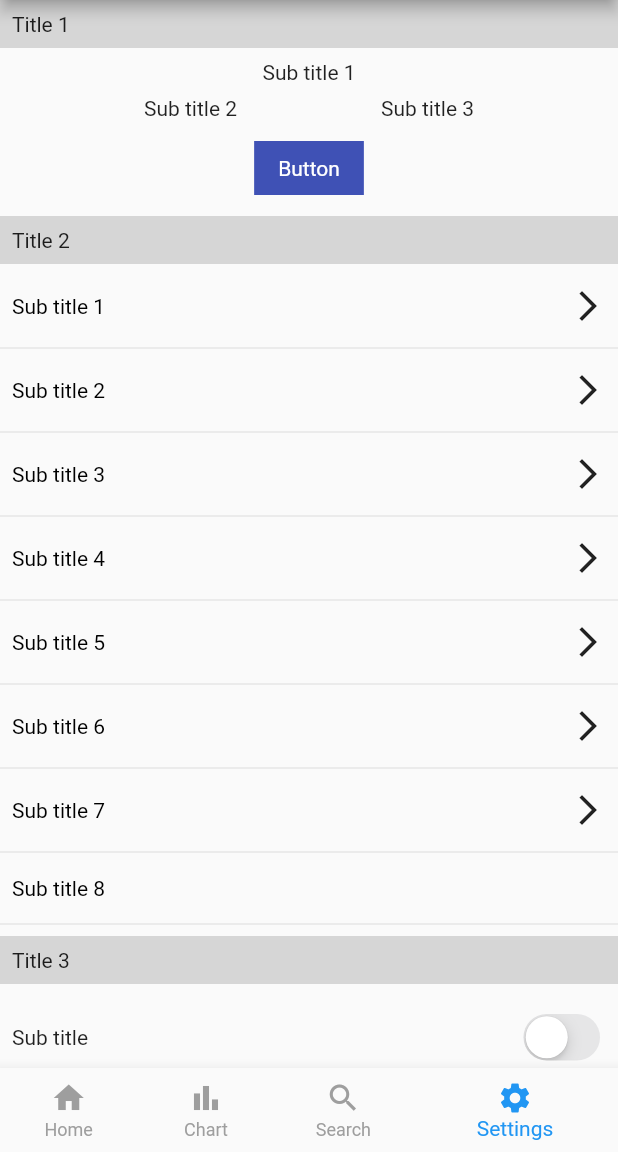
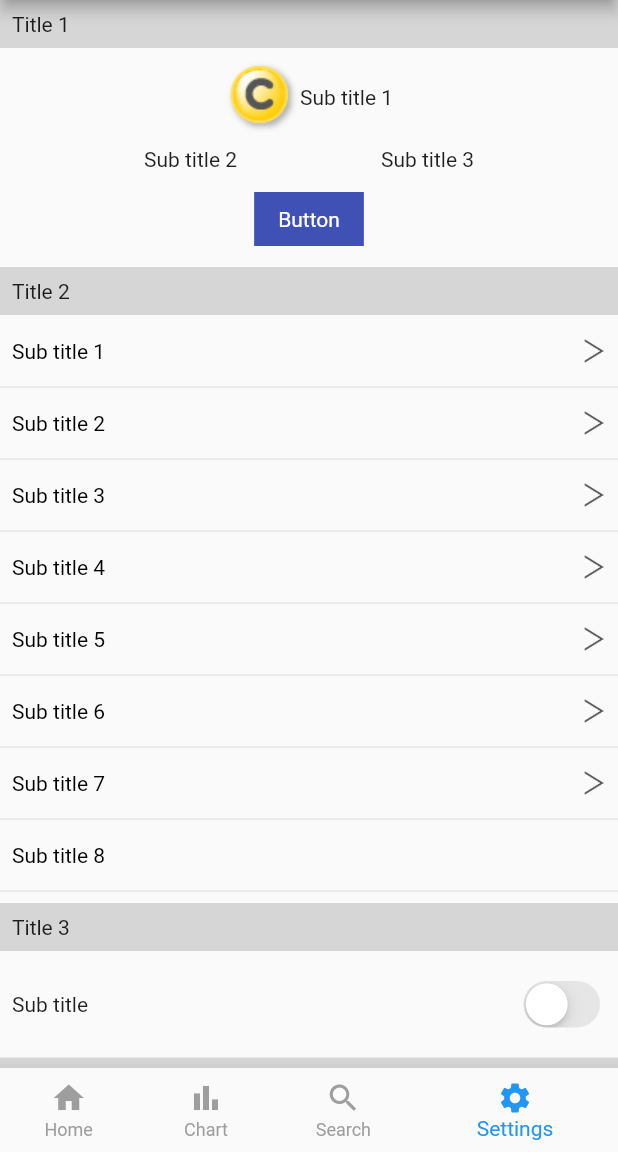
Before and after one commit to mikhoaitay23/tanzak_clone, a Flutter app: the screen it shows after launch, item 4 of the bottom bar chosen, on a phone screen of 412 x 824 dp, the part 84-1236 px from its top. Run offline on Flutter 3.47's test engine with Material 2 defaults, Android fonts, the phone set to English and light mode, and no system bars; our stand-ins replace carousel_slider, flutter_chat_bubble, get, share_plus, smooth_page_indicator, webview_flutter; missing offline and left inert: expand_widget, flutter_email_sender; network calls fail.

Commit message:
- update

```diff
--- a/lib/main.dart
+++ b/lib/main.dart
@@ -5,6 +5,7 @@ import 'package:tanzak_clone/screen/detail/detail_screen.dart';
 import 'package:tanzak_clone/screen/home/home_screen.dart';
 import 'package:tanzak_clone/screen/reading/reading_screen.dart';
 import 'package:tanzak_clone/screen/search/search_screen.dart';
+import 'package:tanzak_clone/screen/search_result/search_result_screen.dart';
 import 'package:tanzak_clone/screen/settings/settings_detail/settings_detail_screen.dart';
 import 'package:tanzak_clone/screen/settings/settings_screen.dart';
 import 'package:tanzak_clone/screen/chart/chart_screen.dart';
@@ -27,7 +28,8 @@ class MyApp extends StatelessWidget {
         '/DetailScreen': (context) => const DetailScreen(),
         '/SettingsDetailScreen': (context) => const SettingsDetailScreen(),
         '/ReadingScreen': (context) => const ReadingScreen(),
-        '/HomePage': (context) => const HomePage()
+        '/HomePage': (context) => const HomePage(),
+        '/SearchResultScreen': (context) => const SearchResultScreen()
       },
       theme: ThemeData(
           primarySwatch: Colors.blue,
--- a/lib/screen/search/search_screen.dart
+++ b/lib/screen/search/search_screen.dart
@@ -1,6 +1,7 @@
 import 'package:flutter/material.dart';
 import 'package:flutter/services.dart';
 import 'package:tanzak_clone/fake_data.dart';
+import 'package:tanzak_clone/screen/search_result/search_result_screen.dart';
 import 'package:tanzak_clone/utils/images.dart';
 import 'package:tanzak_clone/utils/strings.dart';
 
@@ -88,7 +89,9 @@ class _SearchScreenState extends State<SearchScreen> {
           return Column(
             children: [
               InkWell(
-                onTap: () {},
+                onTap: () {
+                  Navigator.pushNamed(context, SearchResultScreen.routeName);
+                },
                 child: Padding(
                   padding: const EdgeInsets.all(8),
                   child: Row(
--- a/lib/screen/settings/settings_screen.dart
+++ b/lib/screen/settings/settings_screen.dart
@@ -40,8 +40,11 @@ class SettingsState extends State<SettingsScreen> {
                 height: 8,
               ),
               Row(
-                mainAxisAlignment: MainAxisAlignment.spaceEvenly,
-                children: const [Text('Sub title 1')],
+                mainAxisAlignment: MainAxisAlignment.center,
+                children: [
+                  Image.asset(Images.icCoin),
+                  const Text('Sub title 1')
+                ],
               ),
               Container(
                 margin: const EdgeInsets.symmetric(vertical: 8),
--- a/lib/utils/images.dart
+++ b/lib/utils/images.dart
@@ -5,6 +5,10 @@ class Images {
   static const String icMenuOption = 'assets/icons/ic_menu_option.png';
   static const String icShareIcon2 = 'assets/icons/ic_share_icon_2.png';
   static const String icLogoName = 'assets/icons/ic_logo_name.png';
+  static const String icReading = 'assets/icons/ic_reading.png';
+  static const String icDropdown = 'assets/icons/ic_dropdown.png';
+  static const String icCoin = 'assets/icons/ic_coin.png';
+  static const String icArrowRight = 'assets/icons/ic_arrow_right.png';
 
   static const String imgBackgroundHeader = 'assets/images/img_background_header.png';
   static const String imgAppSplash = 'assets/images/img_app_splash.png';
--- a/lib/widget/item_settings.dart
+++ b/lib/widget/item_settings.dart
@@ -1,6 +1,7 @@
 import 'package:flutter/material.dart';
 import 'package:flutter_email_sender/flutter_email_sender.dart';
 import 'package:tanzak_clone/screen/settings/settings_detail/settings_detail_screen.dart';
+import 'package:tanzak_clone/utils/images.dart';
 
 import 'ktext.dart';
 
@@ -25,7 +26,7 @@ class ItemSettings extends StatelessWidget {
                   color: Colors.black,
                 ),
                 Visibility(
-                  child: const Icon(Icons.arrow_forward_ios),
+                  child: Image.asset(Images.icArrowRight, width: 16, height: 16,),
                   visible: haveArrow,
                 ),
               ],
--- a/pubspec.yaml
+++ b/pubspec.yaml
@@ -80,6 +80,10 @@ flutter:
      - assets/icons/ic_btn_close.png
      - assets/icons/ic_menu_option.png
      - assets/icons/ic_logo_name.png
+     - assets/icons/ic_reading.png
+     - assets/icons/ic_dropdown.png
+     - assets/icons/ic_coin.png
+     - assets/icons/ic_arrow_right.png
 
   # An image asset can refer to one or more resolution-specific "variants", see
   # https://flutter.dev/assets-and-images/#resolution-aware.
```
Also changed, not shown: lib/screen/search_result/search_result_screen.dart (added, +111 -0 lines), lib/widget/item_chart.dart (+12 -4 lines), assets/icons/ic_arrow_right.png (added), assets/icons/ic_coin.png (added), assets/icons/ic_dropdown.png (added), assets/icons/ic_reading.png (added).
